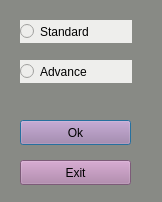
Above: start.ui from schahinheidari/project_python_Assignment_16 before the change. Below: the same form after it.
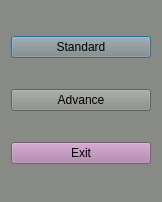
That is the form after the change.

Commit message: update advance and standard ui and also added advance class and added negative btn, negative function

The edit to the form file:
```diff
--- a/start.ui
+++ b/start.ui
@@ -16,70 +16,32 @@
   <property name="styleSheet">
    <string notr="true">background-color: rgb(136, 138, 133);</string>
   </property>
-  <widget class="QPushButton" name="OkBtn">
-   <property name="geometry">
-    <rect>
-     <x>20</x>
-     <y>120</y>
-     <width>111</width>
-     <height>25</height>
-    </rect>
-   </property>
-   <property name="styleSheet">
-    <string notr="true">background-color: rgb(173, 127, 168);</string>
-   </property>
-   <property name="text">
-    <string>Ok</string>
-   </property>
-  </widget>
-  <widget class="QPushButton" name="ExitBtn">
-   <property name="geometry">
-    <rect>
-     <x>20</x>
-     <y>160</y>
-     <width>111</width>
-     <height>25</height>
-    </rect>
-   </property>
-   <property name="styleSheet">
-    <string notr="true">background-color: rgb(173, 127, 168);</string>
-   </property>
-   <property name="text">
-    <string>Exit</string>
-   </property>
-  </widget>
-  <widget class="QRadioButton" name="rBtnStd">
-   <property name="geometry">
-    <rect>
-     <x>20</x>
-     <y>20</y>
-     <width>112</width>
-     <height>23</height>
-    </rect>
-   </property>
-   <property name="styleSheet">
-    <string notr="true">background-color: rgb(238, 238, 236);</string>
-   </property>
-   <property name="text">
-    <string>Standard</string>
-   </property>
-  </widget>
-  <widget class="QRadioButton" name="rBtnAdv">
-   <property name="geometry">
-    <rect>
-     <x>20</x>
-     <y>60</y>
-     <width>112</width>
-     <height>23</height>
-    </rect>
-   </property>
-   <property name="styleSheet">
-    <string notr="true">background-color: rgb(238, 238, 236);</string>
-   </property>
-   <property name="text">
-    <string>Advance</string>
-   </property>
-  </widget>
+  <layout class="QGridLayout" name="gridLayout">
+   <item row="0" column="0">
+    <widget class="QPushButton" name="BtnStd">
+     <property name="text">
+      <string>Standard</string>
+     </property>
+    </widget>
+   </item>
+   <item row="1" column="0">
+    <widget class="QPushButton" name="BtnAdv">
+     <property name="text">
+      <string>Advance</string>
+     </property>
+    </widget>
+   </item>
+   <item row="2" column="0">
+    <widget class="QPushButton" name="ExitBtn">
+     <property name="styleSheet">
+      <string notr="true">background-color: rgb(173, 127, 168);</string>
+     </property>
+     <property name="text">
+      <string>Exit</string>
+     </property>
+    </widget>
+   </item>
+  </layout>
  </widget>
  <resources/>
  <connections/>
```
The commit also changes 6 other files.
